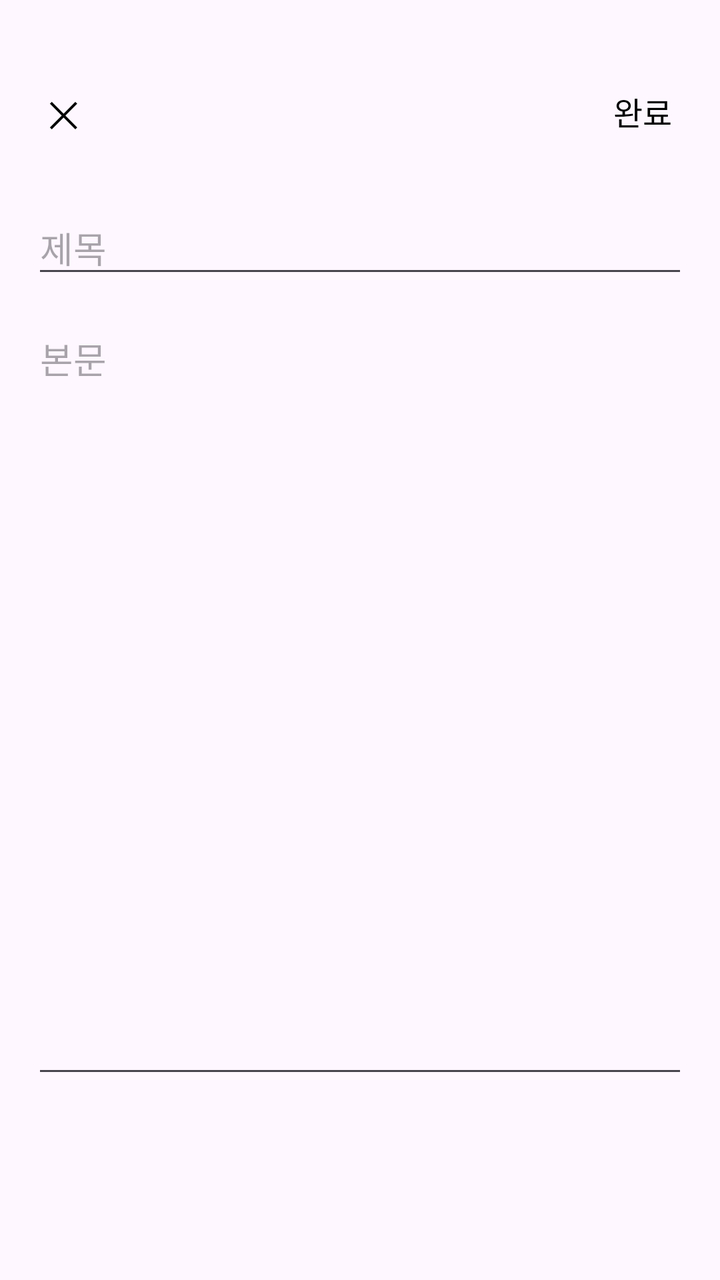
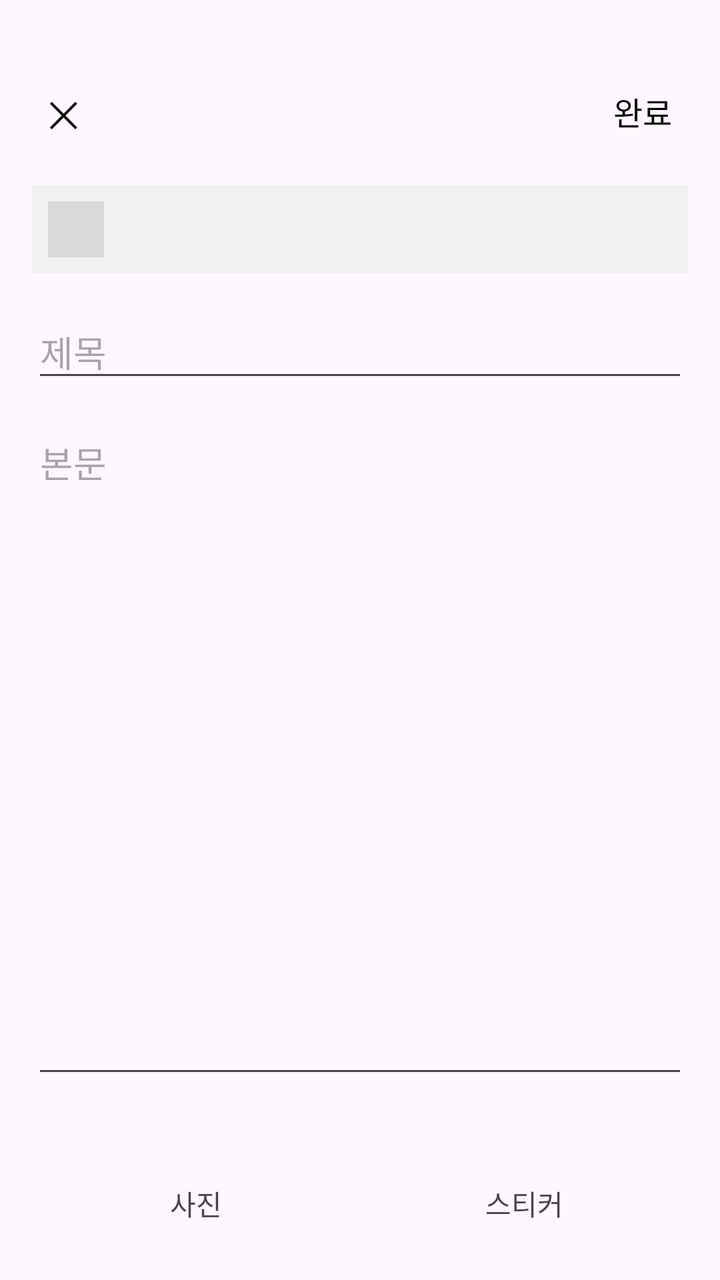

The first picture is an Android layout as it rendered before a commit; the second is the same layout after the commit. The layout source and the unified diff follow.
<!-- AndroidManifest.xml: application theme Theme.DiaryApp -->
<!-- res/layout/activity_write.xml -->
<?xml version="1.0" encoding="utf-8"?>
<androidx.constraintlayout.widget.ConstraintLayout xmlns:android="http://schemas.android.com/apk/res/android"
    xmlns:app="http://schemas.android.com/apk/res-auto"
    xmlns:tools="http://schemas.android.com/tools"
    android:id="@+id/main"
    android:layout_width="match_parent"
    android:layout_height="match_parent"
    android:padding="16dp"
    tools:context=".WriteActivity">

    
    <TextView
        android:id="@+id/btnClose"
        android:layout_width="wrap_content"
        android:layout_height="wrap_content"
        android:layout_marginTop="20dp"
        android:clickable="true"
        android:focusable="true"
        android:padding="8dp"
        android:text="✕"
        android:textColor="#000000"
        android:textSize="18sp"
        app:layout_constraintStart_toStartOf="parent"
        app:layout_constraintTop_toTopOf="parent" />

    
    <TextView
        android:id="@+id/btnDone"
        android:layout_width="wrap_content"
        android:layout_height="wrap_content"
        android:layout_marginTop="20dp"
        android:clickable="true"
        android:focusable="true"
        android:padding="8dp"
        android:text="완료"
        android:textColor="#000000"
        android:textSize="16sp"
        app:layout_constraintEnd_toEndOf="parent"
        app:layout_constraintTop_toTopOf="parent" />

    
    <EditText
        android:id="@+id/etTitle"
        android:layout_width="0dp"
        android:layout_height="wrap_content"
        android:layout_marginTop="24dp"
        android:hint="제목"
        app:layout_constraintTop_toBottomOf="@id/btnClose"
        app:layout_constraintStart_toStartOf="parent"
        app:layout_constraintEnd_toEndOf="parent" />

    
    <EditText
        android:id="@+id/etContent"
        android:layout_width="0dp"
        android:layout_height="0dp"
        android:layout_marginTop="12dp"
        android:layout_marginBottom="80dp"
        android:gravity="top"
        android:hint="본문"
        android:inputType="textMultiLine"
        android:scrollbars="vertical"
        app:layout_constraintTop_toBottomOf="@id/etTitle"
        app:layout_constraintBottom_toBottomOf="parent"
        app:layout_constraintStart_toStartOf="parent"
        app:layout_constraintEnd_toEndOf="parent" />

</androidx.constraintlayout.widget.ConstraintLayout>
<!-- resources referenced by this layout -->
<resources>
  <style name="Theme.DiaryApp" parent="Base.Theme.DiaryApp" />
  <style name="Base.Theme.DiaryApp" parent="Theme.Material3.DayNight.NoActionBar">
          
          
      </style>
</resources>

<!-- the commit's change to res/layout/activity_write.xml (unified diff, before → after) -->
@@ -39,13 +39,51 @@
         app:layout_constraintTop_toTopOf="parent" />
 
     
+    <LinearLayout
+        android:id="@+id/writeWeatherBox"
+        android:layout_width="0dp"
+        android:layout_height="wrap_content"
+        android:layout_marginTop="16dp"
+        android:orientation="horizontal"
+        android:gravity="center_vertical"
+        android:background="#F1F1F1"
+        android:padding="8dp"
+        app:layout_constraintTop_toBottomOf="@id/btnClose"
+        app:layout_constraintStart_toStartOf="parent"
+        app:layout_constraintEnd_toEndOf="parent">
+
+        <ImageView
+            android:id="@+id/ivWriteWeatherIcon"
+            android:layout_width="28dp"
+            android:layout_height="28dp"
+            android:layout_marginEnd="8dp"
+            android:background="#D9D9D9" />
+
+        <TextView
+            android:id="@+id/tvWriteWeatherTemp"
+            android:layout_width="wrap_content"
+            android:layout_height="wrap_content"
+            android:textSize="14sp"
+            android:textStyle="bold"
+            android:layout_marginEnd="6dp" />
+
+        <TextView
+            android:id="@+id/tvWriteWeatherDesc"
+            android:layout_width="wrap_content"
+            android:layout_height="wrap_content"
+            android:textSize="13sp"
+            android:textColor="#666666" />
+
+    </LinearLayout>
+
+    
     <EditText
         android:id="@+id/etTitle"
         android:layout_width="0dp"
         android:layout_height="wrap_content"
-        android:layout_marginTop="24dp"
+        android:layout_marginTop="16dp"
         android:hint="제목"
-        app:layout_constraintTop_toBottomOf="@id/btnClose"
+        app:layout_constraintTop_toBottomOf="@id/writeWeatherBox"
         app:layout_constraintStart_toStartOf="parent"
         app:layout_constraintEnd_toEndOf="parent" />
 
@@ -65,4 +103,53 @@
         app:layout_constraintStart_toStartOf="parent"
         app:layout_constraintEnd_toEndOf="parent" />
 
+    <LinearLayout
+        android:id="@+id/photoContainer"
+        android:layout_width="0dp"
+        android:layout_height="wrap_content"
+        android:layout_marginTop="12dp"
+        android:orientation="horizontal"
+        app:layout_constraintTop_toBottomOf="@id/etContent"
+        app:layout_constraintStart_toStartOf="parent"
+        app:layout_constraintEnd_toEndOf="parent" />
+
+    <TextView
+        android:id="@+id/tvSelectedSticker"
+        android:layout_width="wrap_content"
+        android:layout_height="wrap_content"
+        android:layout_marginTop="8dp"
+        android:textSize="24sp"
+        android:visibility="gone"
+        app:layout_constraintTop_toBottomOf="@id/photoContainer"
+        app:layout_constraintStart_toStartOf="parent" />
+
+    
+    <LinearLayout
+        android:layout_width="0dp"
+        android:layout_height="wrap_content"
+        android:orientation="horizontal"
+        app:layout_constraintBottom_toBottomOf="parent"
+        app:layout_constraintStart_toStartOf="parent"
+        app:layout_constraintEnd_toEndOf="parent">
+
+        <TextView
+            android:id="@+id/btnAddPhoto"
+            android:layout_width="0dp"
+            android:layout_height="wrap_content"
+            android:layout_weight="1"
+            android:gravity="center"
+            android:padding="12dp"
+            android:text="사진" />
+
+        <TextView
+            android:id="@+id/btnAddSticker"
+            android:layout_width="0dp"
+            android:layout_height="wrap_content"
+            android:layout_weight="1"
+            android:gravity="center"
+            android:padding="12dp"
+            android:text="스티커" />
+
+    </LinearLayout>
+
 </androidx.constraintlayout.widget.ConstraintLayout>
